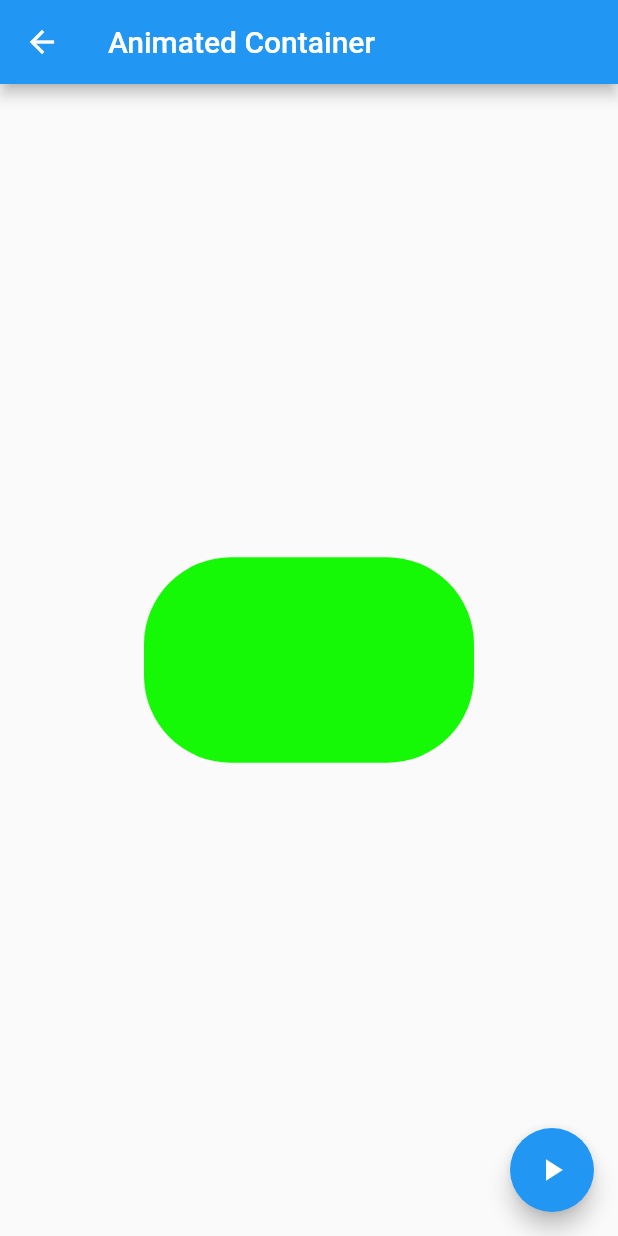
After one commit to AESL82/componentes_flutter, a Flutter app: the AnimatedContainerPage screen opened by its route, after a tap on the "play arrow" icon, on a phone screen of 412 x 824 dp. The commit adds this screen. Run offline on Flutter 3.47's test engine with Material 2 defaults, Android fonts, the phone set to English and light mode, and no system bars.

Commit message:
Container y AnimatedContainer.

```diff
--- a/data/menu_opts.json
+++ b/data/menu_opts.json
@@ -15,6 +15,11 @@
             "ruta" : "card",
             "icon" : "folder_open",
             "texto": "Cards - Tarjetas"
+        },
+        {
+            "ruta" : "animatedContainer",
+            "icon" : "donut_large",
+            "texto": "Animated Container"
         }
     ]
 }
--- /dev/null
+++ b/lib/src/pages/animated_container.dart
@@ -0,0 +1,58 @@
+import 'package:flutter/material.dart';
+import 'dart:math';
+
+class AnimatedContainerPage extends StatefulWidget {
+  @override
+  _AnimatedContainerPage createState() => _AnimatedContainerPage();
+}
+
+class _AnimatedContainerPage extends State<AnimatedContainerPage> {
+  double _width = 50.0;
+  double _height = 50.0;
+  Color _color = Colors.blue;
+
+  BorderRadiusGeometry _borderRadius = BorderRadius.circular(8.0);
+
+  @override
+  Widget build(BuildContext context) {
+    return Scaffold(
+      appBar: AppBar(
+        title: Text('Animated Container'),
+      ),
+      body: Center(
+          child: AnimatedContainer(
+        duration: Duration(seconds: 1),
+        curve: Curves.fastOutSlowIn,
+        width: _width,
+        height: _height,
+        decoration: BoxDecoration(borderRadius: _borderRadius, color: _color),
+      )),
+      floatingActionButton: FloatingActionButton(
+        child: Icon(Icons.play_arrow),
+        onPressed: _cambiarForma,
+        /*
+                () {
+                  setState(() {
+                    _width = 80.0;
+                    _height = 80.0;
+                    _color = Colors.red;
+                  });
+                  //Navigator.pop(context);
+                },
+                */
+      ),
+    );
+  }
+
+  void _cambiarForma() {
+    final random = Random();
+
+    setState(() {
+      _width = random.nextInt(300).toDouble();
+      _height = random.nextInt(300).toDouble();
+      _color = Color.fromRGBO(
+          random.nextInt(300), random.nextInt(300), random.nextInt(300), 1);
+      _borderRadius = BorderRadius.circular(random.nextInt(100).toDouble());
+    });
+  }
+}
--- a/lib/src/routes/routes.dart
+++ b/lib/src/routes/routes.dart
@@ -3,6 +3,7 @@ import 'package:componentes_flutter/src/pages/alert_page.dart';
 import 'package:componentes_flutter/src/pages/avatar_page.dart';
 import 'package:componentes_flutter/src/pages/home_page.dart';
 import 'package:componentes_flutter/src/pages/card_page.dart';
+import 'package:componentes_flutter/src/pages/animated_container.dart';
 
 Map<String, WidgetBuilder> getAplicationRoutes() {
   return <String, WidgetBuilder>{
@@ -10,5 +11,6 @@ Map<String, WidgetBuilder> getAplicationRoutes() {
     'alert': (BuildContext context) => AlertPage(),
     'avatar': (BuildContext context) => AvatarPage(),
     'card': (BuildContext context) => CardPage(),
+    'animatedContainer': (BuildContext context) => AnimatedContainerPage(),
   };
 }
--- a/lib/src/utils/icono_string_util.dart
+++ b/lib/src/utils/icono_string_util.dart
@@ -7,6 +7,7 @@ final _icons = <String, IconData>{
   'add_alert': Icons.add_alert,
   'accessibility': Icons.accessibility,
   'folder_open': Icons.folder_open,
+  'donut_large': Icons.donut_large,
 };
 
 Icon getIcon(String nombreIcono) {
```
Also changed, not shown: lib/src/pages/avatar_page.dart (+15 -2 lines).
